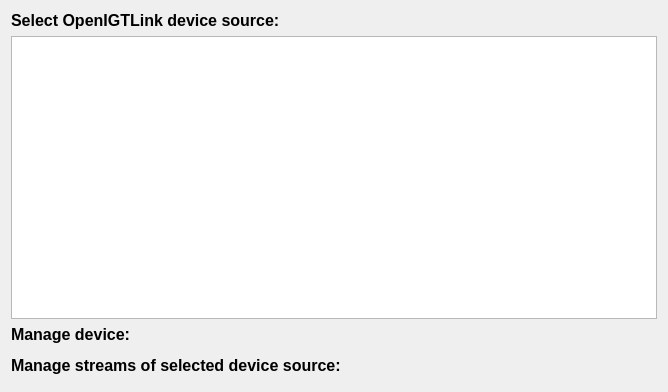
Old version of the form Plugins/org.mitk.gui.qt.openigtlink/src/internal/OpenIGTLinkManagerControls.ui in the repository MITK/MITK.
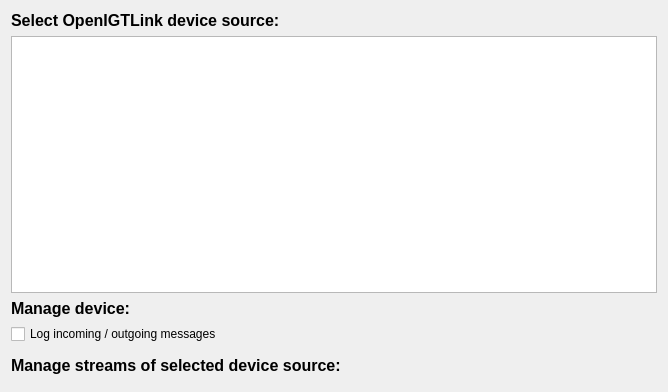
New version of the form. Custom widgets are drawn as their Qt base class.

Commit message: included button to log messages

```diff
--- a/Plugins/org.mitk.gui.qt.openigtlink/src/internal/OpenIGTLinkManagerControls.ui
+++ b/Plugins/org.mitk.gui.qt.openigtlink/src/internal/OpenIGTLinkManagerControls.ui
@@ -51,6 +51,13 @@
      </property>
     </widget>
    </item>
+   <item>
+    <widget class="QCheckBox" name="checkBoxLogMessages">
+     <property name="text">
+      <string>Log incoming / outgoing messages</string>
+     </property>
+    </widget>
+   </item>
    <item>
     <widget class="QmitkIGTLDeviceSourceManagementWidget" name="m_SourceManagerWidget" native="true"/>
    </item>
```
The commit also changes 3 other files.
